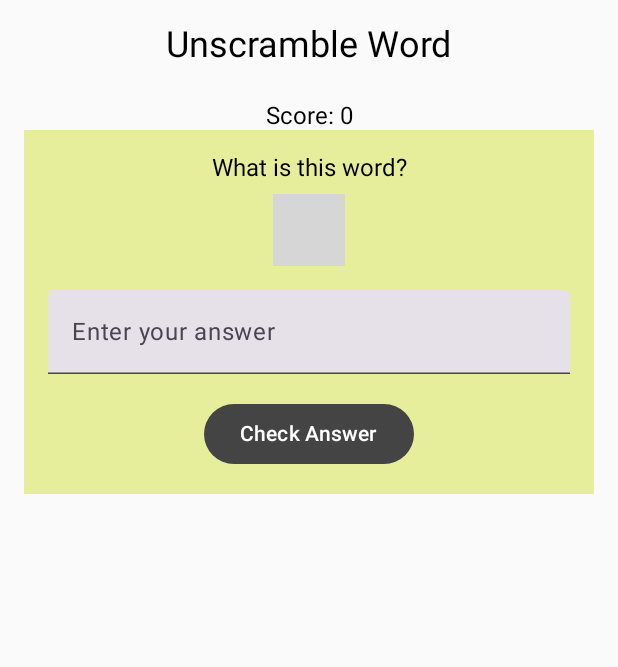
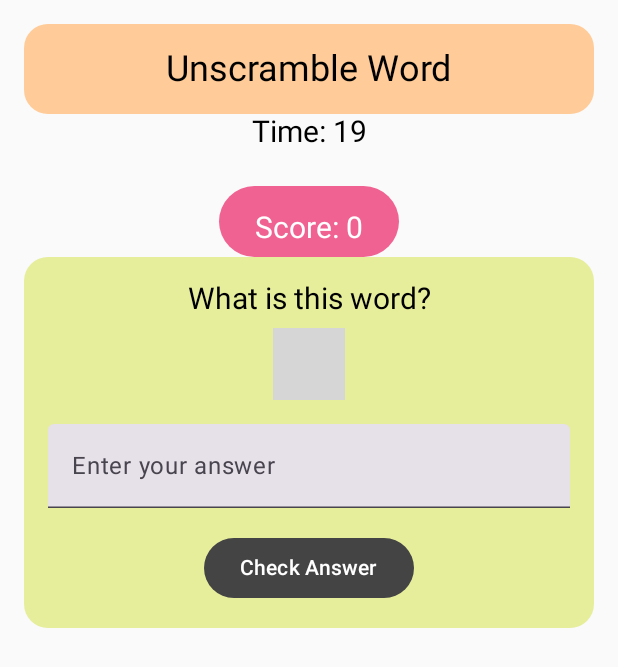
Before and after one commit to ly12345680/Brain_train_application, an Android app built with Jetpack Compose: the unscramblewordsgame screen opened through its navigation route, on a phone screen of 412 x 824 dp. Shown: the top 667 px of the screen. Run offline under Robolectric (Android 15) with nearby library versions, the phone set to English and light mode, and no system bars; 3 statements that could not run were skipped; grey boxes are pictures that could not be loaded.

Commit message:
Unscramble timer

```diff
--- a/app/src/main/java/com/example/braintrainapp/ui/language_game/unscramble_words/UnscrambleWordsGame.kt
+++ b/app/src/main/java/com/example/braintrainapp/ui/language_game/unscramble_words/UnscrambleWordsGame.kt
@@ -1,7 +1,9 @@
 package com.example.braintrainapp.ui.language_game.unscramble_words
 
+import android.os.CountDownTimer
 import androidx.compose.foundation.background
 import androidx.compose.foundation.layout.*
+import androidx.compose.foundation.shape.RoundedCornerShape
 import androidx.compose.material3.Button
 import androidx.compose.material3.ButtonDefaults
 import androidx.compose.material3.ExperimentalMaterial3Api
@@ -22,96 +24,6 @@ import kotlinx.coroutines.launch
 import kotlin.random.Random
 import java.util.*
 
-//data class Question(val phrase: String, val answer: String)
-
-//@OptIn(ExperimentalMaterial3Api::class)
-//@Composable
-//fun UnscrambleWordsGame() {
-//    var currentQuestionIndex by remember { mutableStateOf(0) }
-//    var score by remember { mutableStateOf(0) }
-//    var responseTime by remember { mutableStateOf(0L) }
-//    var totalScore by remember { mutableStateOf(0) }
-//    var averageResponseTime by remember { mutableStateOf(0L) }
-//    var bonusScore by remember { mutableStateOf(0) }
-//    var gameFinished by remember { mutableStateOf(false) }
-//
-//    if (currentQuestionIndex < 10) {
-//        val currentQuestion = generateRandomQuestion()
-//        var userInput by remember { mutableStateOf("") }
-//        var timerRunning by remember { mutableStateOf(false) }
-//        var secondsLeft by remember { mutableStateOf(20) }
-//
-//        LaunchedEffect(Unit) {
-//            timerRunning = true
-//            withContext(Dispatchers.Default) {
-//                while (secondsLeft > 0 && timerRunning) {
-//                    delay(1000)
-//                    secondsLeft--
-//                }
-//            }
-//
-//            if (timerRunning) {
-//                checkAnswer(currentQuestion.answer, userInput)
-//                timerRunning = false
-//            }
-//        }
-//
-//        Column(
-//            modifier = Modifier.fillMaxSize(),
-//            verticalArrangement = Arrangement.Center,
-//            horizontalAlignment = Alignment.CenterHorizontally
-//        ) {
-//            Text(text = "Unscramble Word", style = MaterialTheme.typography.headlineMedium,
-//                modifier = Modifier.padding(bottom = 16.dp))
-//            Text(text = currentQuestion.phrase)
-//            Text(text = "Seconds Left: $secondsLeft")
-//            Text(text = "Score: $score")
-//
-//            TextField(
-//                value = userInput,
-//                onValueChange = { userInput = it },
-//                modifier = Modifier.padding(top = 16.dp)
-//            )
-//
-//            Button(
-//                onClick = {
-//                    checkAnswer(currentQuestion.answer, userInput)
-//                    timerRunning = false
-//                },
-//                modifier = Modifier.padding(top = 16.dp)
-//            ) {
-//                Text(text = "Submit")
-//            }
-//
-//            Text(text = "Total Score: $totalScore")
-//            Text(text = "Average Response Time: $averageResponseTime")
-//            Text(text = "Bonus Score: $bonusScore")
-//        }
-//    } else {
-//        gameFinished = true
-//        averageResponseTime = responseTime / 10
-//        totalScore = score + bonusScore
-//    }
-//
-//    if (gameFinished) {
-//        Column(
-//            modifier = Modifier.fillMaxSize(),
-//            verticalArrangement = Arrangement.Center,
-//            horizontalAlignment = Alignment.CenterHorizontally
-//        ) {
-//            Text(text = "Game Finished")
-//            Text(text = "Total Score: $totalScore")
-//            Text(text = "Average Response Time: $averageResponseTime")
-//            Button(
-//                onClick = { restartGame() },
-//                modifier = Modifier.padding(top = 16.dp)
-//            ) {
-//                Text(text = "Restart Game")
-//            }
-//        }
-//    }
-//}
-
 @OptIn(ExperimentalMaterial3Api::class)
 @Composable
 fun UnscrambleWordsGame() {
@@ -129,37 +41,60 @@ fun UnscrambleWordsGame() {
     val questionCount = remember { mutableStateOf(0) }
     val playAgain = remember { mutableStateOf(false)}
 
+    var timeRemaining by remember { mutableStateOf(20_000L) }
+    val timer = remember {
+        GameCountDownTimer(
+            20000,
+            1000,
+            onFinish = {},
+            onTick = {millisUntilFinished ->
+                timeRemaining = millisUntilFinished})}
+
     Column(
-        modifier = Modifier.padding(16.dp),
+        modifier = Modifier
+            .padding(16.dp), //.background(Color(0xffffcc99)),
         horizontalAlignment = Alignment.CenterHorizontally
     ) {
         if (!playAgain.value){
-//            Text(
-//                text = "Unscramble Word",
-//                style = TextStyle(fontSize = 24.sp),
-//                modifier = Modifier.padding(bottom = 16.dp)
-//            )
             Column(
                 modifier = Modifier.fillMaxWidth(),
                 verticalArrangement = Arrangement.SpaceBetween,
                 horizontalAlignment = Alignment.CenterHorizontally
             ) {
+                Column(
+                    modifier = Modifier
+                        .fillMaxWidth()
+                        .background(Color(0xffffcc99), RoundedCornerShape(16.dp)),
+                    horizontalAlignment = Alignment.CenterHorizontally
+                ){
                     Text(
                         text = "Unscramble Word",
                         style = TextStyle(fontSize = 24.sp),
-                    modifier = Modifier.padding(bottom = 16.dp)
+                        modifier = Modifier.padding(bottom = 16.dp, top = 16.dp) //.background(Color(0xffffcc99))
                     )
+                }
+                Text(
+                    text = "Time: ${timeRemaining / 1000}",
+                    style = TextStyle(fontSize = 20.sp),
+                    modifier = Modifier.padding(bottom = 8.dp)
+                )
+                Button (
+                    onClick = {},
+                    colors = ButtonDefaults.buttonColors(Color(0xFFF06292)),
+                    modifier = Modifier.padding(top = 16.dp)
+                ){
                     Text(
                         text = "Score: ${score.value}",
-                    style = TextStyle(fontSize = 16.sp),
+                        style = TextStyle(fontSize = 20.sp),
                         modifier = Modifier.padding(top = 8.dp)
                     )
+                }
             }
 
             Box(
                 modifier = Modifier
                     .fillMaxWidth()
-                    .background(Color(0xFFE6EE9C))
+                    .background(Color(0xFFE6EE9C), RoundedCornerShape(16.dp))
                     .padding(16.dp),
                 contentAlignment = Alignment.Center
             ){
@@ -170,7 +105,7 @@ fun UnscrambleWordsGame() {
                 ){
                     Text(
                         text = "What is this word?",
-                        style = TextStyle(fontSize = 16.sp),
+                        style = TextStyle(fontSize = 20.sp),
                         modifier = Modifier.padding(bottom = 8.dp)
                     )
                     Text(
@@ -209,6 +144,8 @@ fun UnscrambleWordsGame() {
                                 questionCount.value += 1
                                 if (questionCount.value >= 10) {
                                     playAgain.value = true
+                                } else {
+                                    timer.start()
                                 }
                             }
                         },
@@ -219,13 +156,8 @@ fun UnscrambleWordsGame() {
                     }
                 }
 
-//            Text(
-//                text = "Score: ${score.value}",
-//                style = TextStyle(fontSize = 16.sp),
-//                modifier = Modifier.padding(top = 8.dp)
-//            )
+                if (snackbarVisible) {
 
-                if (snackbarVisible) {
                     Snackbar(
                         modifier = Modifier.padding(top = 16.dp),
                         action = {
@@ -247,7 +179,7 @@ fun UnscrambleWordsGame() {
 
             Button(
                 onClick = {
-                    // Reset all variables to play again
+                    // Restart all variables to play one more timr
                     questionCount.value = 0
                     score.value = 0
                     currentWordIndex.value = Random.nextInt(0, allWordsList.size)
@@ -263,27 +195,31 @@ fun UnscrambleWordsGame() {
                     modifier = Modifier.padding(bottom = 16.dp))
             }
         }
+
+        DisposableEffect(Unit) {
+            timer.start()
+
+            onDispose {
+                timer.cancel()
             }
         }
+    }
+}
+class GameCountDownTimer(
+    millisInFuture: Long,
+    countDownInterval: Long,
+    private val onFinish: () -> Unit,
+    private val onTick: (Long) -> Unit
+) : CountDownTimer(millisInFuture, countDownInterval) {
 
-//fun generateRandomQuestion(): Question {
-//    val random = Random.Default
-//    val randomIndex = random.nextInt(allWordsList.size)
-//    val word = allWordsList[randomIndex]
-//    val shuffledWord = word.toCharArray().apply { shuffle(random) }.joinToString("")
-//    return Question(shuffledWord, word)
-//}
+    override fun onTick(millisUntilFinished: Long) {
+        onTick.invoke(millisUntilFinished)
+    }
 
-//fun checkAnswer(correctAnswer: String, userAnswer: String) {
-//    if (correctAnswer.lowercase(Locale.getDefault()) == userAnswer.lowercase(Locale.getDefault())) {
-//        var score = 200
-//    }
-//}
-//
-//fun restartGame() {
-//    // Reset game state variables here
-//}
-
+    override fun onFinish() {
+        onFinish.invoke()
+    }
+}
 @Preview
 @Composable
 fun PreviewUnscrambleGame() {
```
Lines whose indentation alone changed are shown as unchanged.
